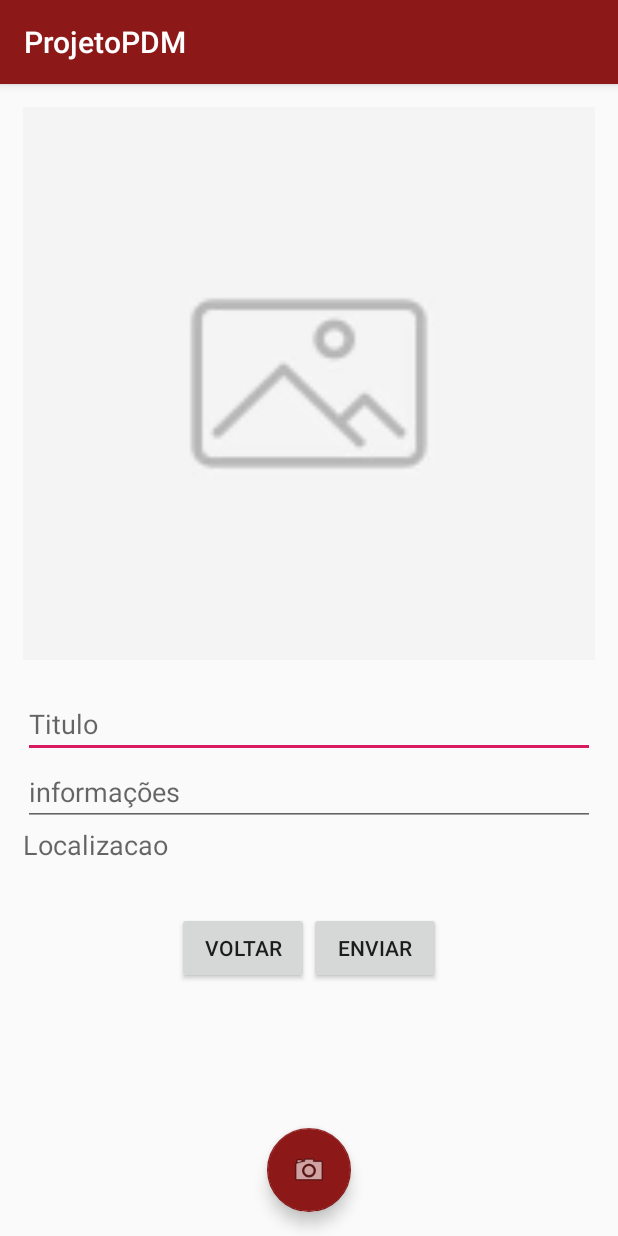
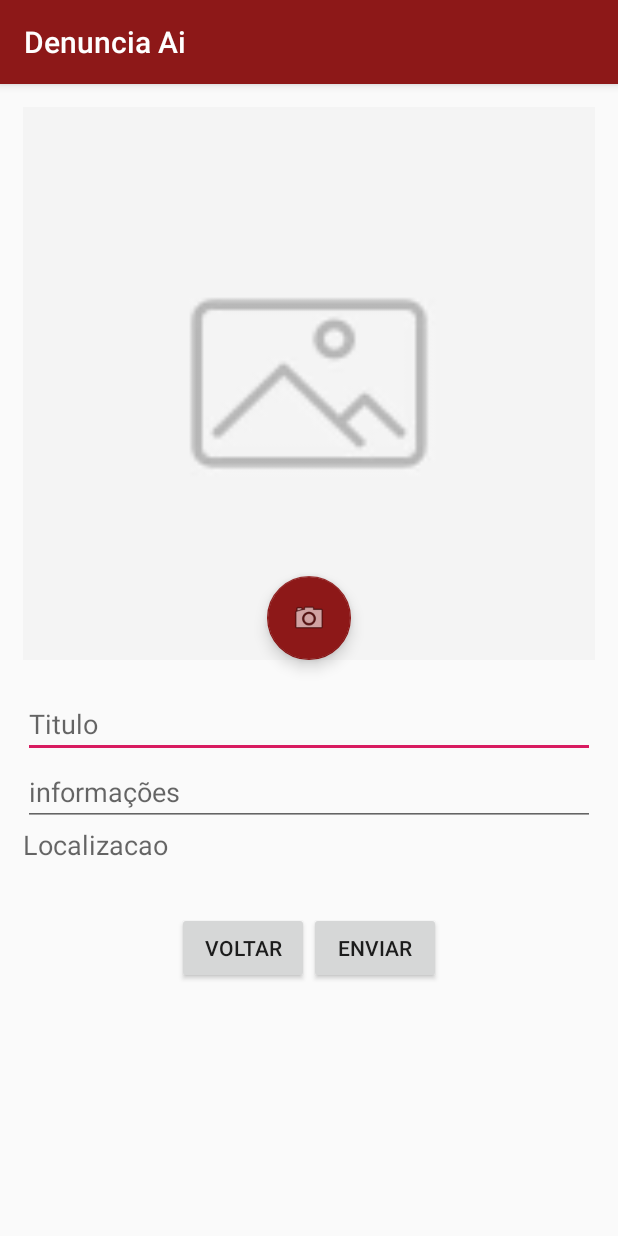
Before and after one commit to renathavictor/ProjetoPDM, an Android app: the MainActivity screen opened directly, with no data from a screen before it, on a phone screen of 412 x 824 dp. Run offline under Robolectric (Android 15) with nearby library versions, the phone set to English and light mode, and no system bars.

Commit message:
ajuste no nome, remoção de comentários e alteração na localização

```diff
--- a/app/src/main/java/com/example/projetopdm/MainActivity.kt
+++ b/app/src/main/java/com/example/projetopdm/MainActivity.kt
@@ -44,7 +44,6 @@ class MainActivity : AppCompatActivity(), SensorEventListener  {
     private lateinit var dao: DenunciaDAO
     private lateinit var btEnviar: Button
     private lateinit var btVoltar: Button
-//    private lateinit var btCancelar: Button
     private lateinit var etTitulo: EditText
     private lateinit var etInfo: EditText
     private lateinit var tvLocal: TextView
@@ -54,8 +53,6 @@ class MainActivity : AppCompatActivity(), SensorEventListener  {
     private lateinit var sensorManager: SensorManager
     private var sensor: Sensor? = null
     private lateinit var root: View
-
-
     val PERMISSION_ID = 42
     lateinit var mFusedLocationClient: FusedLocationProviderClient
 
@@ -70,24 +67,16 @@ class MainActivity : AppCompatActivity(), SensorEventListener  {
         this.dao = DenunciaDAO(this)
 
         this.btEnviar = findViewById(R.id.btMainEnviar)
-//        this.btCancelar = findViewById(R.id.btMainCancelar)
         this.btVoltar = findViewById(R.id.btMainVoltar)
         this.etTitulo = findViewById(R.id.etMainTitulo)
         this.etInfo = findViewById(R.id.etMainInfo)
         this.tvLocal = findViewById(R.id.etMainLocalizacao)
         this.ivCamera = findViewById(R.id.ivMainCamera)
 
-
         display_img.visibility = View.INVISIBLE
         sensorManager = getSystemService(Context.SENSOR_SERVICE) as SensorManager
         sensor = sensorManager.getDefaultSensor(Sensor.TYPE_LIGHT)
 
-//        this.btCancelar.setOnClickListener{
-//            this.etTitulo.text = null
-//            this.etLocal.text = null
-//            this.etInfo.text = null
-//            this.ivCamera.setImageBitmap(null)
-//        }
         this.btVoltar.setOnClickListener{
             val it = Intent(this, ListActivity::class.java)
             startActivity(it)
@@ -152,9 +141,6 @@ class MainActivity : AppCompatActivity(), SensorEventListener  {
         itResp.putExtra("DENUNCIA", denuncia)
 //        onClickEmail(denuncia)
         this.dao.insert(denuncia)
-        Log.i("APP_DENUNCIA", "data da denuncia criada ${denuncia.data} AQUIIIIIIIII")
-
-//            setResult(Activity.RESULT_OK, itResp)
         startActivityForResult(itResp, FORMULARIO)
     }
 
@@ -183,33 +169,8 @@ class MainActivity : AppCompatActivity(), SensorEventListener  {
                 val imagem = data?.extras?.get("data") as Bitmap
                 this.ivCamera.setImageBitmap(imagem)
             }
-//            else if (requestCode == FORMULARIO) {
-//                val denuncia = (data?.extras?.get("data")) as Denuncia
-//                this.dao.insert(denuncia)
-//                Log.i("APP_DENUNCIA", "Denuncia: ")
-//
-//            }
         }
     }
-
-//    inner class OnClickBotaoEnviar: View.OnClickListener {
-//        override fun onClick(v: View?) {
-//            val titulo = this@MainActivity.etTitulo.text.toString()
-//            val descricao = this@MainActivity.etInfo.text.toString()
-//            val local = this@MainActivity.etLocal.text.toString()
-//            val imagem = this@MainActivity.ivCamera.drawable.toBitmap()
-//
-//            val denuncia = Denuncia(titulo, descricao, "02/11/2019", "DER", local)
-//
-//            val itResp = Intent()
-//
-//            itResp.putExtra("DENUNCIA", denuncia)
-////            setResult(Activity.RESULT_OK, itResp)
-//            startActivityForResult(itResp, FORMULARIO)
-//            finish()
-//        }
-//
-//    }
 
     // SENSOR
 
@@ -239,17 +200,15 @@ class MainActivity : AppCompatActivity(), SensorEventListener  {
     private fun getLastLocation() {
         if (checkPermissions()) {
             if (isLocationEnabled()) {
-
-                mFusedLocationClient.lastLocation.addOnCompleteListener(this) { task ->
-                    var location: Location? = task.result
-                    if (location == null) {
-                        requestNewLocationData()
-                    } else {
-                        this.tvLocal.setText("Latitude: "+ location.latitude.toString()+" Longitude: "+location.longitude.toString())
-//                        findViewById<TextView>(R.id.latTextView).text = location.latitude.toString()
-//                        findViewById<TextView>(R.id.lonTextView).text = location.longitude.toString()
-                    }
-                }
+                requestNewLocationData()
+//                mFusedLocationClient.lastLocation.addOnCompleteListener(this) { task ->
+//                    var location: Location? = task.result
+//                    if (location == null) {
+//                        requestNewLocationData()
+//                    } else {
+//                        this.tvLocal.setText("Latitude: "+ location.latitude.toString()+" Longitude: "+location.longitude.toString())
+//                    }
+//                }
             } else {
                 Toast.makeText(this, "Turn on location", Toast.LENGTH_LONG).show()
                 val intent = Intent(Settings.ACTION_LOCATION_SOURCE_SETTINGS)
@@ -279,8 +238,6 @@ class MainActivity : AppCompatActivity(), SensorEventListener  {
         override fun onLocationResult(locationResult: LocationResult) {
             var mLastLocation: Location = locationResult.lastLocation
             this@MainActivity.tvLocal.setText("Latitude: "+mLastLocation.latitude.toString()+" Longitude: "+mLastLocation.longitude.toString())
-//            findViewById<TextView>(R.id.latTextView).text = mLastLocation.latitude.toString()
-//            findViewById<TextView>(R.id.lonTextView).text = mLastLocation.longitude.toString()
         }
     }
 
--- a/app/src/main/res/layout/activity_list.xml
+++ b/app/src/main/res/layout/activity_list.xml
@@ -10,6 +10,7 @@
     <com.google.android.material.appbar.AppBarLayout
         android:layout_width="match_parent"
         android:layout_height="wrap_content"
+        android:background="#8D1818"
         android:theme="@style/AppTheme.AppBarOverlay">
 
 
--- a/app/src/main/res/layout/activity_main.xml
+++ b/app/src/main/res/layout/activity_main.xml
@@ -26,7 +26,7 @@
         android:id="@+id/fab"
         android:layout_width="wrap_content"
         android:layout_height="wrap_content"
-        android:layout_gravity="bottom|center"
+        android:layout_gravity="center"
         android:layout_margin="@dimen/fab_margin"
         app:backgroundTint="#8D1818"
         app:srcCompat="@android:drawable/ic_menu_camera" />
--- a/app/src/main/res/values/strings.xml
+++ b/app/src/main/res/values/strings.xml
@@ -1,4 +1,4 @@
 <resources>
-    <string name="app_name">ProjetoPDM</string>
+    <string name="app_name">Denuncia Ai</string>
     <string name="action_settings">Settings</string>
 </resources>
```
